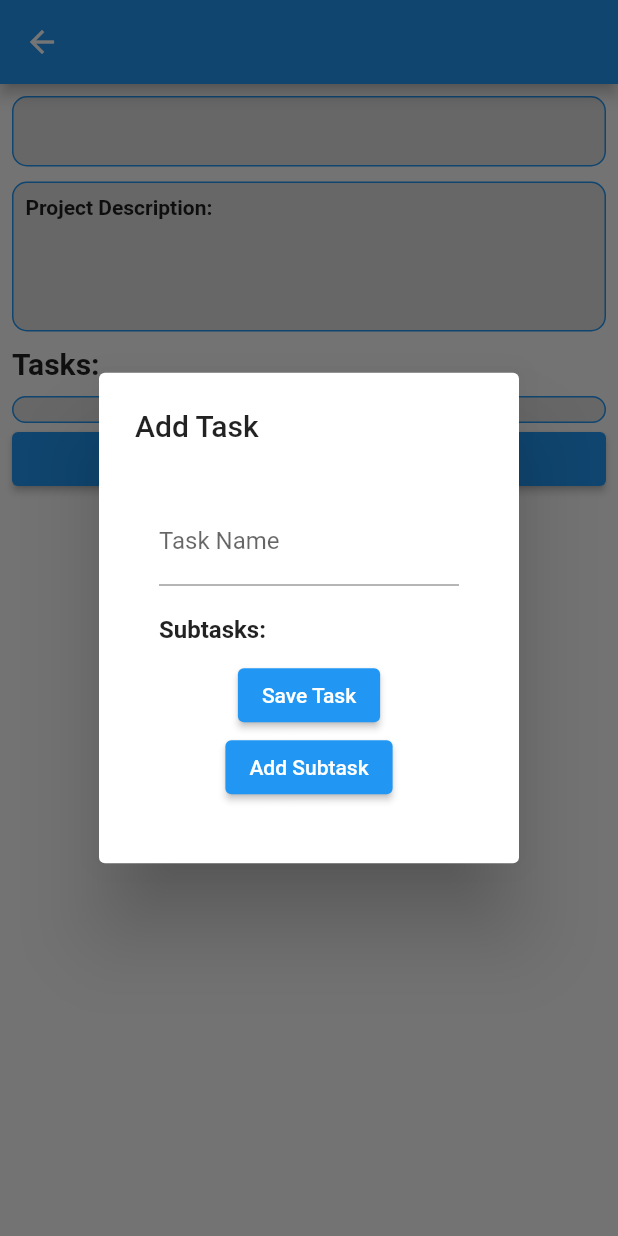
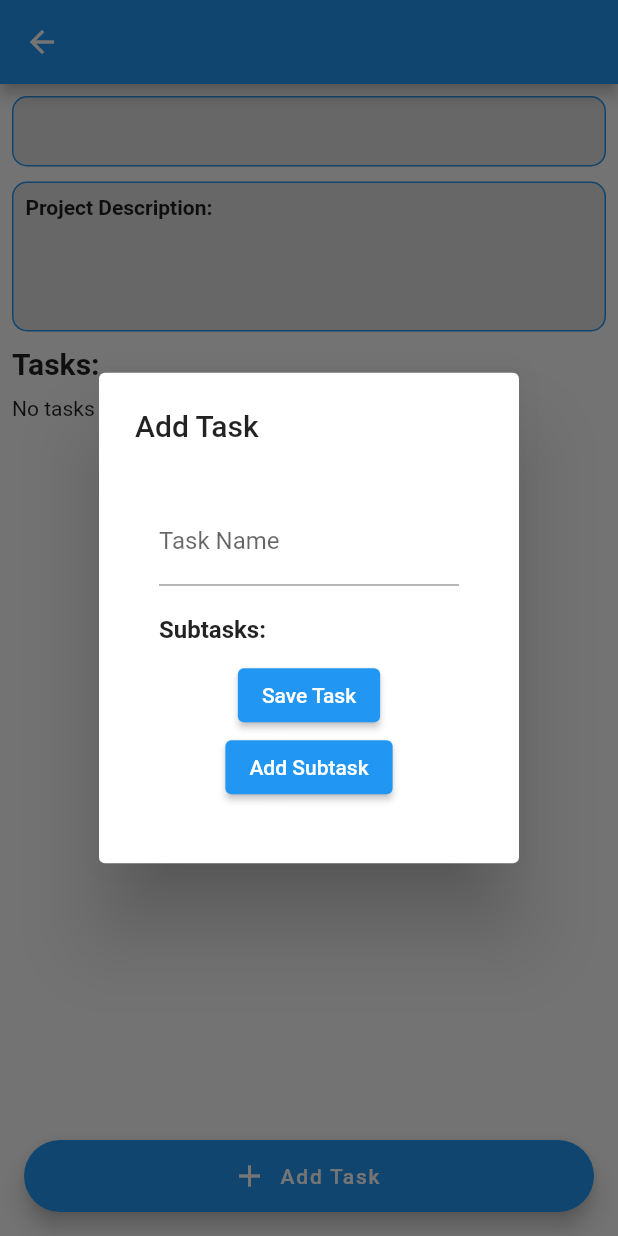
Before and after one commit to limwlee/ProjectMaster, a Flutter app: the ProjectPage screen opened directly with empty values, after a tap on "Add Task", on a phone screen of 412 x 824 dp. Run offline on Flutter 3.47's test engine with Material 2 defaults, Android fonts, the phone set to English and light mode, and no system bars; our stand-ins replace cloud_firestore, firebase_auth, firebase_core, firebase_storage, google_sign_in, image_picker; accounts and stored records are empty.

Commit message:
update project_page.dart and home_page.dart create search function and display task

```diff
--- a/lib/project_page.dart
+++ b/lib/project_page.dart
@@ -13,36 +13,6 @@ class ProjectPage extends StatefulWidget {
 }
 
 class _ProjectPageState extends State<ProjectPage> {
-  Future<List<Map<String, dynamic>>> _fetchTasks() async {
-    final FirebaseAuth auth = FirebaseAuth.instance;
-    final User? user = auth.currentUser;
-
-    if (user == null) {
-      // Handle the case where the user is not authenticated
-      return [];
-    }
-
-    try {
-      final FirebaseFirestore firestore = FirebaseFirestore.instance;
-
-      // Get a reference to the tasks collection for the current project
-      final tasksCollection = firestore
-          .collection('users')
-          .doc(user.uid)
-          .collection('projects')
-          .doc(widget.project.id)
-          .collection('tasks');
-
-      // Fetch and return the tasks
-      final querySnapshot = await tasksCollection.get();
-      final tasks = querySnapshot.docs.map((doc) => doc.data() as Map<String, dynamic>).toList();
-
-      return tasks;
-    } catch (e) {
-      print('Error fetching tasks: $e');
-      return [];
-    }
-  }
 
   void _showAddTaskDialog(BuildContext context) async {
     // Check if the user is authenticated
@@ -192,6 +162,9 @@ class _ProjectPageState extends State<ProjectPage> {
                                   controller.clear();
                                 }
 
+                                // Auto-refresh the task list by calling setState
+                                setState(() {});
+
                                 // Close the dialog
                                 Navigator.pop(context);
                               } catch (e) {
@@ -226,7 +199,7 @@ class _ProjectPageState extends State<ProjectPage> {
       ),
       body: SingleChildScrollView(
         child: Padding(
-          padding: const EdgeInsets.all(8.0),
+          padding: const EdgeInsets.fromLTRB(8.0, 8.0, 8.0, 70.0), // Add 80.0 padding at the bottom
           child: Column(
             crossAxisAlignment: CrossAxisAlignment.start,
             children: [
@@ -292,71 +265,72 @@ class _ProjectPageState extends State<ProjectPage> {
                 height: 10,
               ),
               //Container to display tasks
-              Container(
+              // Display tasks and subtasks
+              StreamBuilder<QuerySnapshot>(
+                stream: FirebaseFirestore.instance
+                    .collection('users')
+                    .doc(FirebaseAuth.instance.currentUser!.uid)
+                    .collection('projects')
+                    .doc(widget.project.id)
+                    .collection('tasks')
+                    .snapshots(),
+                builder: (context, snapshot) {
+                  if (snapshot.connectionState == ConnectionState.waiting) {
+                    return CircularProgressIndicator();
+                  } else if (!snapshot.hasData || snapshot.data!.docs.isEmpty) {
+                    return Text('No tasks found for this project.');
+                  }
+                  final tasks = snapshot.data!.docs;
+
+                  return Column(
+                    crossAxisAlignment: CrossAxisAlignment.start,
+                    children: tasks.map((taskDoc) {
+                      final taskData = taskDoc.data() as Map<String, dynamic>;
+                      final taskName = taskData['name'];
+                      final subtasks = taskData['subtasks'] as List<dynamic>;
+
+                      return Container(
+                        margin: EdgeInsets.only(bottom: 10.0),
                         width: double.infinity,
                         decoration: BoxDecoration(
                           border: Border.all(color: Colors.blue),
                           borderRadius: BorderRadius.circular(10.0),
                           color: Colors.grey[300],
                         ),
+                        child: Padding(
+                          padding: const EdgeInsets.all(8.0),
                           child: Column(
                             crossAxisAlignment: CrossAxisAlignment.start,
                             children: [
-                    FutureBuilder<List<Map<String, dynamic>>>(
-                      future: _fetchTasks(),
-                      builder: (context, snapshot) {
-                        if (snapshot.connectionState == ConnectionState.waiting) {
-                          return const Center(
-                            child: CircularProgressIndicator(),
-                          );
-                        } else if (!snapshot.hasData || snapshot.data == null || snapshot.data!.isEmpty) {
-                          return const Center(
-                            child: Text('No tasks found.'),
-                          );
-                        }
-
-                        final tasks = snapshot.data;
-
-                        return ListView.builder(
-                          shrinkWrap: true,
-                          itemCount: tasks?.length ?? 0,
-                          itemBuilder: (context, index) {
-                            if (tasks == null) {
-                              // Return an empty widget or handle the case when tasks is null
-                              return SizedBox.shrink();
-                            }
-
-                            final taskName = tasks[index]['name'] as String;
-                            final subtasks = (tasks![index]['subtasks'] as List<dynamic>).map((subtask) => subtask.toString()).toList();
-
-                            return ListTile(
-                              title: Text(taskName),
-                              subtitle: Column(
-                                crossAxisAlignment: CrossAxisAlignment.start,
-                                children: subtasks
-                                    .map((subtask) => Text('- $subtask'))
-                                    .toList(),
+                              Text('Task: $taskName'),
+                              for (var subtask in subtasks)
+                                Text('- $subtask'),
+                            ],
+                          ),
                         ),
                       );
-                          },
+                    }).toList(),
                   );
                 },
               ),
             ],
           ),
         ),
+      ),
 
-              SizedBox(
+      floatingActionButtonLocation: FloatingActionButtonLocation.centerDocked,
+      floatingActionButton: Container(
+        padding: EdgeInsets.all(16),
         width: double.infinity,
-                child: ElevatedButton(
+        child: FloatingActionButton.extended(
           onPressed: () {
             _showAddTaskDialog(context);
           },
-                  child: Text('Add Task'),
-                ),
-              ),
-            ],
-          ),
+          label: Text('Add Task'),
+          icon: Icon(Icons.add),
+          // shape: RoundedRectangleBorder(
+          //   borderRadius: BorderRadius.all(Radius.circular(10.0)), // Adjust the radius to make it rectangular
+          // ),
         ),
       ),
     );
```
Also changed, not shown: lib/pages/home_page.dart (+45 -11 lines). Lines whose indentation alone changed are shown as unchanged.
